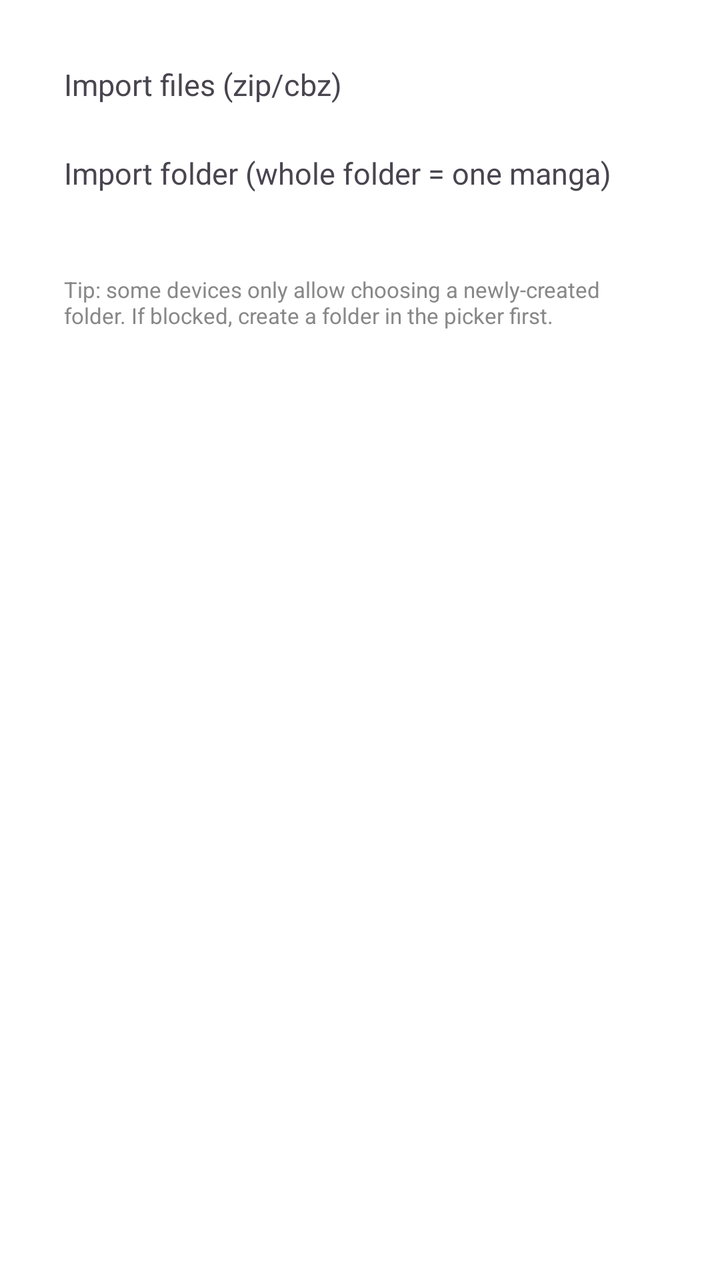
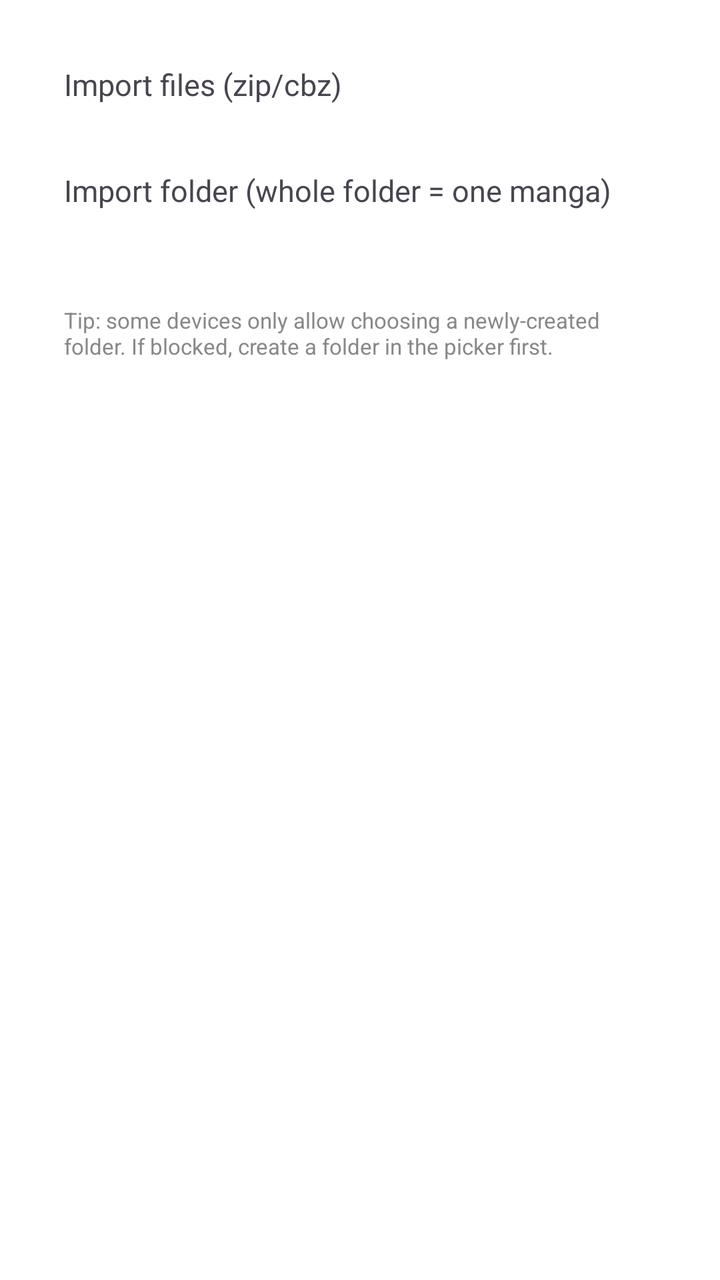

Two renders of the same Android screen: before a commit and after it. Below are the layout's source before the change and the commit's diff.
<!-- AndroidManifest.xml: application theme Theme.MT -->
<!-- res/layout/dialog_import_manga.xml -->
<?xml version="1.0" encoding="utf-8"?>
<LinearLayout
    xmlns:android="http://schemas.android.com/apk/res/android"
    android:layout_width="match_parent"
    android:layout_height="wrap_content"
    android:orientation="vertical"
    android:padding="20dp">

    <TextView
        android:id="@+id/btn_import_file"
        android:layout_width="match_parent"
        android:layout_height="wrap_content"
        android:padding="12dp"
        android:textSize="15sp"
        android:text="@string/import_manga_option_files"/>

    <TextView
        android:id="@+id/btn_import_single_dir"
        android:layout_width="match_parent"
        android:layout_height="wrap_content"
        android:padding="12dp"
        android:textSize="15sp"
        android:text="@string/import_manga_option_single_dir"/>

    <TextView
        android:id="@+id/tv_storage_hint"
        android:layout_width="match_parent"
        android:layout_height="wrap_content"
        android:paddingStart="12dp"
        android:paddingTop="8dp"
        android:paddingEnd="12dp"
        android:textSize="11sp"
        android:textColor="@color/text_hint"/>

    <TextView
        android:layout_width="match_parent"
        android:layout_height="wrap_content"
        android:paddingStart="12dp"
        android:paddingTop="6dp"
        android:paddingEnd="12dp"
        android:textSize="11sp"
        android:textColor="@color/text_hint"
        android:text="@string/import_folder_hint"/>

</LinearLayout>
<!-- resources referenced by this layout -->
<resources>
  <color name="text_hint">#888888</color>
  <string name="import_folder_hint">Tip: some devices only allow choosing a newly-created folder. If blocked, create a folder in the picker first.</string>
  <string name="import_manga_option_files">Import files (zip/cbz)</string>
  <string name="import_manga_option_single_dir">Import folder (whole folder = one manga)</string>
  <style name="Theme.MT" parent="Base.Theme.MT">
          
          <item name="android:navigationBarColor">@android:color/transparent</item>
          <item name="android:statusBarColor">@android:color/transparent</item>
          <item name="android:windowLightStatusBar">?attr/isLightTheme</item>
      </style>
  <style name="Base.Theme.MT" parent="Theme.Material3.DayNight.NoActionBar">
          <item name="colorPrimary">@color/primary</item>
          <item name="preferenceTheme">@style/AppPreferenceTheme</item>
          <item name="android:windowBackground">@color/surface</item>
          <item name="android:navigationBarColor">
              @android:color/transparent
          </item>
          <item name="android:enforceNavigationBarContrast">false</item>
          <item name="android:enforceStatusBarContrast">false</item>
      </style>
  <color name="primary">#55AEEA</color>
  <style name="AppPreferenceTheme" parent="@style/PreferenceThemeOverlay">
          <item name="android:preferenceStyle">@style/AppPrefStyle</item>
      </style>
  <color name="surface">#FFFFFF</color>
  <style name="AppPrefStyle">
          <item name="android:layout">@layout/preference_item_fit</item>
      </style>
</resources>

<!-- the commit's change to res/layout/dialog_import_manga.xml (unified diff, before → after) -->
@@ -10,17 +10,44 @@
         android:id="@+id/btn_import_file"
         android:layout_width="match_parent"
         android:layout_height="wrap_content"
-        android:padding="12dp"
+        android:paddingStart="12dp"
+        android:paddingTop="12dp"
+        android:paddingEnd="12dp"
         android:textSize="15sp"
         android:text="@string/import_manga_option_files"/>
+
+    
+    <TextView
+        android:id="@+id/tv_import_file_desc"
+        android:layout_width="match_parent"
+        android:layout_height="wrap_content"
+        android:paddingStart="12dp"
+        android:paddingTop="4dp"
+        android:paddingEnd="12dp"
+        android:textSize="11sp"
+        android:lineSpacingExtra="2dp"
+        android:textColor="@color/text_hint"/>
 
     <TextView
         android:id="@+id/btn_import_single_dir"
         android:layout_width="match_parent"
         android:layout_height="wrap_content"
-        android:padding="12dp"
+        android:paddingStart="12dp"
+        android:paddingTop="14dp"
+        android:paddingEnd="12dp"
         android:textSize="15sp"
         android:text="@string/import_manga_option_single_dir"/>
+
+    <TextView
+        android:id="@+id/tv_import_dir_desc"
+        android:layout_width="match_parent"
+        android:layout_height="wrap_content"
+        android:paddingStart="12dp"
+        android:paddingTop="4dp"
+        android:paddingEnd="12dp"
+        android:textSize="11sp"
+        android:lineSpacingExtra="2dp"
+        android:textColor="@color/text_hint"/>
 
     <TextView
         android:id="@+id/tv_storage_hint"
